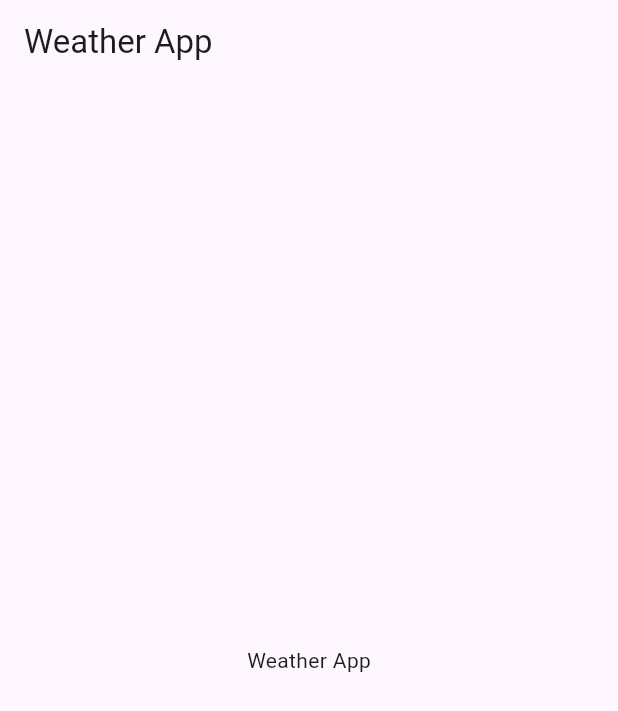
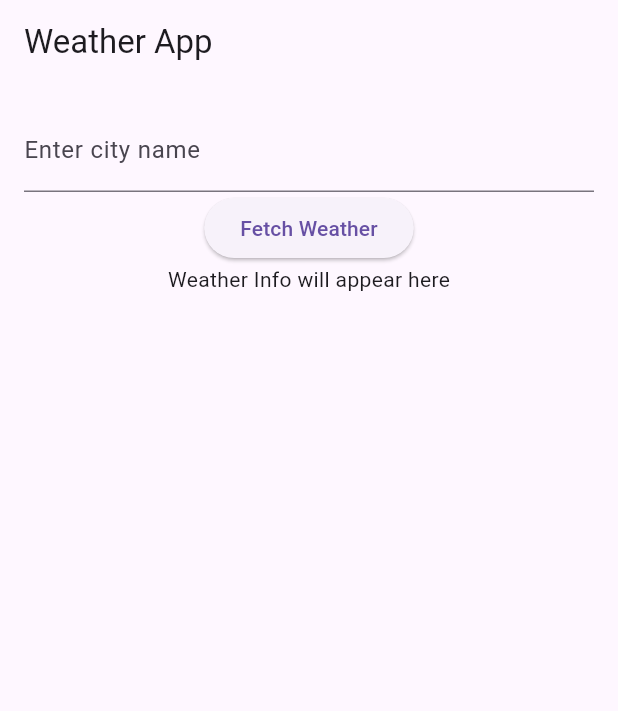
Before and after one commit to AndresZ1129/weather_info_app, a Flutter app: the screen it shows after launch, on a phone screen of 412 x 824 dp. Shown: the top 711 px of the screen. Run offline on Flutter 3.47's test engine with Material 3 defaults, Android fonts, the phone set to English and light mode, and no system bars.

Commit message:
Basic UI with input field and button

```diff
--- a/lib/main.dart
+++ b/lib/main.dart
@@ -14,8 +14,22 @@ class MyApp extends StatelessWidget {
         appBar: AppBar(
           title: const Text('Weather App'),
         ),
-        body: const Center(
-          child: Text('Weather App'),
+        body: Padding(
+          padding: const EdgeInsets.all(16.0),
+          child: Column(
+            children: [
+              TextField(
+                decoration: const InputDecoration(
+                  labelText: 'Enter city name',
+                ),
+              ),
+              ElevatedButton(
+                onPressed: () {},
+                child: const Text('Fetch Weather'),
+              ),
+              const Text('Weather Info will appear here'),
+            ],
+          ),
         ),
       ),
     );
```
